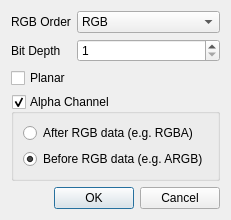
Old version of the form YUViewLib/ui/videoHandlerRGB_CustomFormatDialog.ui in the repository IENT/YUView.
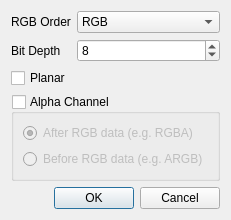
New version of the form.

Commit message: Tiny refactoring. RGB now also able to show alpha plane values

What changed in the file:
```diff
--- a/YUViewLib/ui/videoHandlerRGB_CustomFormatDialog.ui
+++ b/YUViewLib/ui/videoHandlerRGB_CustomFormatDialog.ui
@@ -81,6 +81,9 @@
        <property name="minimum">
         <number>1</number>
        </property>
+       <property name="value">
+        <number>8</number>
+       </property>
       </widget>
      </item>
     </layout>
@@ -103,12 +106,18 @@
      <property name="checkable">
       <bool>true</bool>
      </property>
+     <property name="checked">
+      <bool>false</bool>
+     </property>
      <layout class="QVBoxLayout" name="verticalLayout_2">
       <item>
        <widget class="QRadioButton" name="afterRGBRadioButton">
         <property name="text">
          <string>After RGB data (e.g. RGBA)</string>
         </property>
+        <property name="checked">
+         <bool>true</bool>
+        </property>
        </widget>
       </item>
       <item>
@@ -117,7 +126,7 @@
          <string>Before RGB data (e.g. ARGB)</string>
         </property>
         <property name="checked">
-         <bool>true</bool>
+         <bool>false</bool>
         </property>
        </widget>
       </item>
```
The commit also changes 2 other files.
